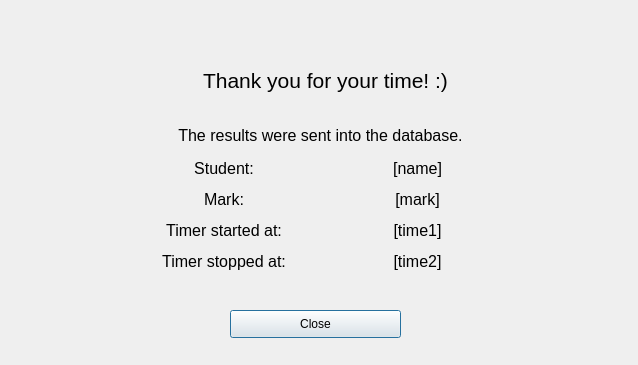
Qt form QuestionnaireGUI/SendDialog.ui (rareseanu/proiect-pa) before a commit.
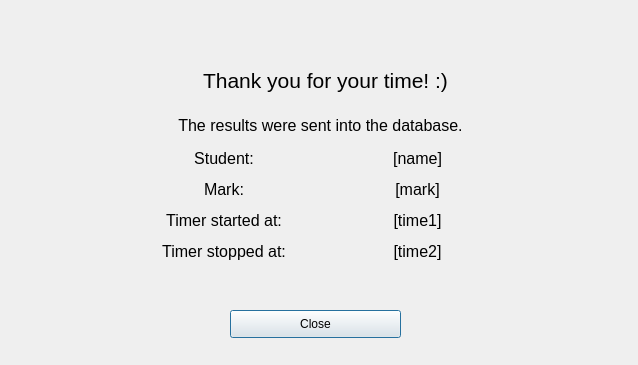
The same form after that commit. Icons and pictures are not drawn.

Commit message: ADD: Showing the time when the quiz started in the last window.

Diff of the .ui file:
```diff
--- a/QuestionnaireGUI/SendDialog.ui
+++ b/QuestionnaireGUI/SendDialog.ui
@@ -71,7 +71,7 @@
    <property name="geometry">
     <rect>
      <x>130</x>
-     <y>120</y>
+     <y>110</y>
      <width>381</width>
      <height>154</height>
     </rect>
```
The commit also changes 3 other files.
